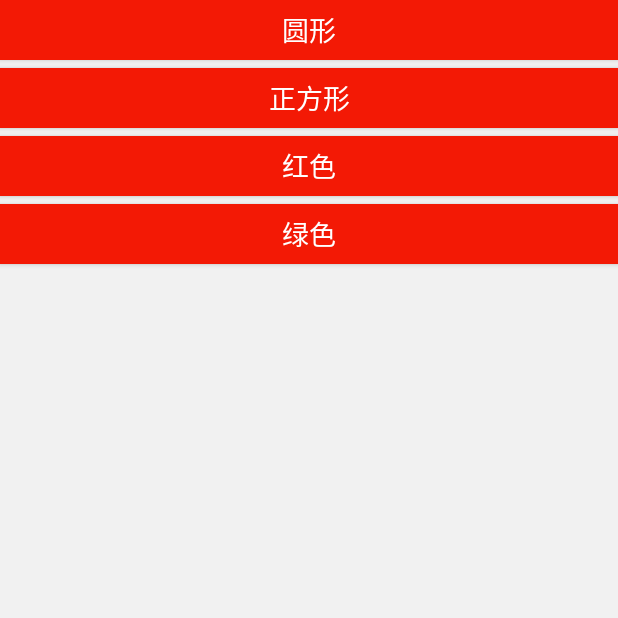
After one commit to warriorWorld/DemoDemo, an Android app: the AbstractFactoryActivity screen opened directly, with no data from a screen before it, on a phone screen of 412 x 824 dp, the top half of it. The commit adds this screen. Run offline under Robolectric (Android 15) with nearby library versions, the phone set to English and light mode, and no system bars.

Commit message:
factory abstract

```diff
--- a/app/src/main/AndroidManifest.xml
+++ b/app/src/main/AndroidManifest.xml
@@ -32,5 +32,6 @@
         <activity android:name=".business.assembly.AssemblyActivity"></activity>
         <activity android:name=".business.bridge.BridgeActivity"></activity>
         <activity android:name=".business.factory.FactoryActivity"></activity>
+        <activity android:name=".business.abstractfactory.AbstractFactoryActivity"></activity>
     </application>
 </manifest>
--- /dev/null
+++ b/app/src/main/java/com/insightsurfface/demodemo/business/abstractfactory/AbstractFactoryActivity.java
@@ -0,0 +1,56 @@
+package com.insightsurfface.demodemo.business.abstractfactory;
+
+import android.view.View;
+import android.widget.Button;
+
+import com.insightsurfface.demodemo.R;
+import com.insightsurfface.demodemo.base.BaseActivity;
+import com.insightsurfface.demodemo.business.factory.ShapeFactory;
+
+public class AbstractFactoryActivity extends BaseActivity implements View.OnClickListener {
+    private Button circleBtn;
+    private Button squareBtn;
+    private Button redBtn;
+    private Button greenBtn;
+
+    /**
+     * Handle button click events<br />
+     * <br />
+     * Auto-created on 2020-02-07 19:40:56 by Android Layout Finder
+     * (http://www.buzzingandroid.com/tools/android-layout-finder)
+     */
+    @Override
+    public void onClick(View v) {
+        if (v == circleBtn) {
+            // Handle clicks for circleBtn
+            FactoryProducer.getFactory(FactoryProducer.FactoryType.SHAPE_FACTORY).getShape(this, ShapeFactory.ShapeType.CIRCLE).draw();
+        } else if (v == squareBtn) {
+            // Handle clicks for squareBtn
+            FactoryProducer.getFactory(FactoryProducer.FactoryType.SHAPE_FACTORY).getShape(this, ShapeFactory.ShapeType.SQUARE).draw();
+        } else if (v == redBtn) {
+            // Handle clicks for redBtn
+            FactoryProducer.getFactory(FactoryProducer.FactoryType.COLOR_FACTORY).getColor(this, ColorFactory.ColorType.RED).fill();
+        } else if (v == greenBtn) {
+            // Handle clicks for greenBtn
+            FactoryProducer.getFactory(FactoryProducer.FactoryType.COLOR_FACTORY).getColor(this, ColorFactory.ColorType.GREEN).fill();
+        }
+    }
+
+    @Override
+    protected void initUI() {
+        circleBtn = (Button) findViewById(R.id.circle_btn);
+        squareBtn = (Button) findViewById(R.id.square_btn);
+        redBtn = (Button) findViewById(R.id.red_btn);
+        greenBtn = (Button) findViewById(R.id.green_btn);
+
+        circleBtn.setOnClickListener(this);
+        squareBtn.setOnClickListener(this);
+        redBtn.setOnClickListener(this);
+        greenBtn.setOnClickListener(this);
+    }
+
+    @Override
+    protected int getLayoutId() {
+        return R.layout.activity_factory_abstract;
+    }
+}
--- /dev/null
+++ b/app/src/main/java/com/insightsurfface/demodemo/business/abstractfactory/Color.java
@@ -0,0 +1,5 @@
+package com.insightsurfface.demodemo.business.abstractfactory;
+
+public interface Color {
+    void fill();
+}
--- a/app/src/main/java/com/insightsurfface/demodemo/business/main/MainActivity.java
+++ b/app/src/main/java/com/insightsurfface/demodemo/business/main/MainActivity.java
@@ -9,6 +9,7 @@ import android.view.animation.LayoutAnimationController;
 import com.insightsurfface.demodemo.R;
 import com.insightsurfface.demodemo.adapter.MainAdapter;
 import com.insightsurfface.demodemo.base.BaseActivity;
+import com.insightsurfface.demodemo.business.abstractfactory.AbstractFactoryActivity;
 import com.insightsurfface.demodemo.business.agency.AgencyActivity;
 import com.insightsurfface.demodemo.business.assembly.AssemblyActivity;
 import com.insightsurfface.demodemo.business.bridge.BridgeActivity;
@@ -119,6 +120,9 @@ public class MainActivity extends BaseActivity implements MainContract.View {
                             case 15:
                                 intent= new Intent(MainActivity.this, FactoryActivity.class);
                                 break;
+                            case 16:
+                                intent= new Intent(MainActivity.this, AbstractFactoryActivity.class);
+                                break;
                         }
                         if (null != intent) {
                             startActivity(intent);
--- a/app/src/main/java/com/insightsurfface/demodemo/business/main/MainPresenter.java
+++ b/app/src/main/java/com/insightsurfface/demodemo/business/main/MainPresenter.java
@@ -15,7 +15,7 @@ public class MainPresenter implements MainContract.Persenter {
     public void getDemoList() {
         mView.displayList(new String[]{"冒泡排序", "建造者模式", "触摸事件传递", "策略模式",
                 "状态模式", "责任链模式", "Fragment生命周期", "命令模式", "观察者模式", "模板模式/装饰器模式",
-                "访问者模式", "中介者模式", "代理模式", "组合模式","桥接模式","工厂模式"});
+                "访问者模式", "中介者模式", "代理模式", "组合模式", "桥接模式", "工厂模式", "抽象工厂模式"});
     }
 
     @Override
--- /dev/null
+++ b/app/src/main/res/layout/activity_factory_abstract.xml
@@ -0,0 +1,60 @@
+<?xml version="1.0" encoding="utf-8"?>
+<androidx.constraintlayout.widget.ConstraintLayout xmlns:android="http://schemas.android.com/apk/res/android"
+    xmlns:app="http://schemas.android.com/apk/res-auto"
+    xmlns:tools="http://schemas.android.com/tools"
+    android:layout_width="match_parent"
+    android:layout_height="match_parent"
+    android:background="@color/gray"
+    tools:context=".business.main.MainActivity">
+
+    <Button
+        android:id="@+id/circle_btn"
+        android:layout_width="0dp"
+        android:layout_height="40dp"
+        android:background="@drawable/rect_main"
+        android:text="圆形"
+        android:textColor="@color/white"
+        android:textSize="18sp"
+        app:layout_constraintLeft_toLeftOf="parent"
+        app:layout_constraintRight_toRightOf="parent"
+        app:layout_constraintTop_toTopOf="parent"></Button>
+
+    <Button
+        android:id="@+id/square_btn"
+        android:layout_width="0dp"
+        android:layout_height="40dp"
+        android:layout_marginTop="5dp"
+        android:background="@drawable/rect_main"
+        android:text="正方形"
+        android:textColor="@color/white"
+        android:textSize="18sp"
+        app:layout_constraintLeft_toLeftOf="parent"
+        app:layout_constraintRight_toRightOf="parent"
+        app:layout_constraintTop_toBottomOf="@+id/circle_btn"></Button>
+
+    <Button
+        android:id="@+id/red_btn"
+        android:layout_width="0dp"
+        android:layout_height="40dp"
+        android:layout_marginTop="5dp"
+        android:background="@drawable/rect_main"
+        android:text="红色"
+        android:textColor="@color/white"
+        android:textSize="18sp"
+        app:layout_constraintLeft_toLeftOf="parent"
+        app:layout_constraintRight_toRightOf="parent"
+        app:layout_constraintTop_toBottomOf="@+id/square_btn"></Button>
+
+    <Button
+        android:id="@+id/green_btn"
+        android:layout_width="0dp"
+        android:layout_height="40dp"
+        android:layout_marginTop="5dp"
+        android:background="@drawable/rect_main"
+        android:text="绿色"
+        android:textColor="@color/white"
+        android:textSize="18sp"
+        app:layout_constraintLeft_toLeftOf="parent"
+        app:layout_constraintRight_toRightOf="parent"
+        app:layout_constraintTop_toBottomOf="@+id/red_btn"></Button>
+</androidx.constraintlayout.widget.ConstraintLayout>
```
Also changed, not shown: app/src/main/java/com/insightsurfface/demodemo/business/abstractfactory/AbstractFactory.java (added, +12 -0 lines), app/src/main/java/com/insightsurfface/demodemo/business/abstractfactory/ColorFactory.java (added, +32 -0 lines), app/src/main/java/com/insightsurfface/demodemo/business/abstractfactory/FactoryProducer.java (added, +21 -0 lines), app/src/main/java/com/insightsurfface/demodemo/business/abstractfactory/Green.java (added, +18 -0 lines), app/src/main/java/com/insightsurfface/demodemo/business/abstractfactory/Red.java (added, +18 -0 lines), app/src/main/java/com/insightsurfface/demodemo/business/factory/FactoryActivity.java (+12 -2 lines), app/src/main/java/com/insightsurfface/demodemo/business/factory/ShapeFactory.java (+16 -5 lines).
